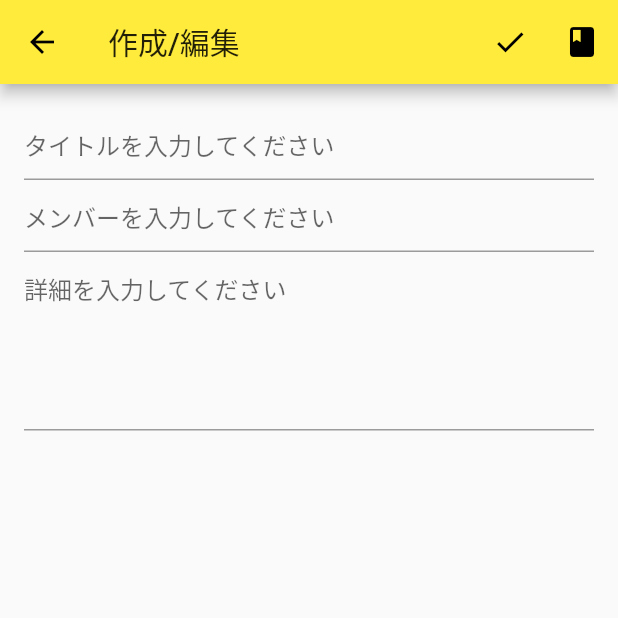
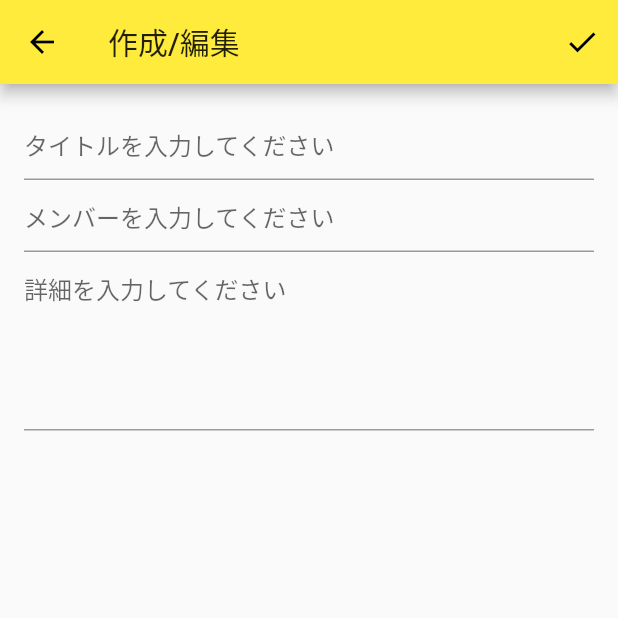
Before and after one commit to ymdarake/genba-reporter, a Flutter app: the StockForm screen opened directly, on a phone screen of 412 x 824 dp, the top half of it. Run offline on Flutter 3.47's test engine with Material 2 defaults, Android fonts, the phone set to English and light mode, and no system bars; our stand-ins replace convert, rxdart.

Commit message:
[rm]delete needless icon

```diff
--- a/lib/component/stock_form.dart
+++ b/lib/component/stock_form.dart
@@ -58,16 +58,8 @@ class StockFormState extends State<StockForm> {
               ),
               onPressed: () {
                 _save();
+                Navigator.pop(context);
               }),
-          new IconButton(
-              icon: new Icon(
-                Icons.book,
-                color: Colors.black,
-              ),
-              onPressed: () {
-                //TODO: remove
-                Files().read('8rocket.json').then((t){print(t);});
-              })
         ],
       ),
       body: new Padding(
@@ -93,6 +85,4 @@ class StockFormState extends State<StockForm> {
     );
   }
 
-
-
 }
```
